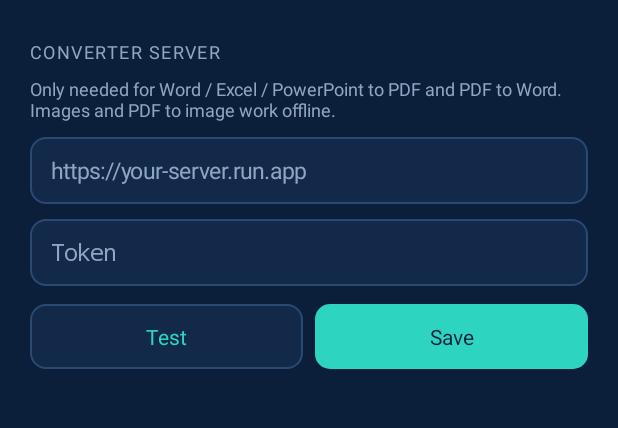
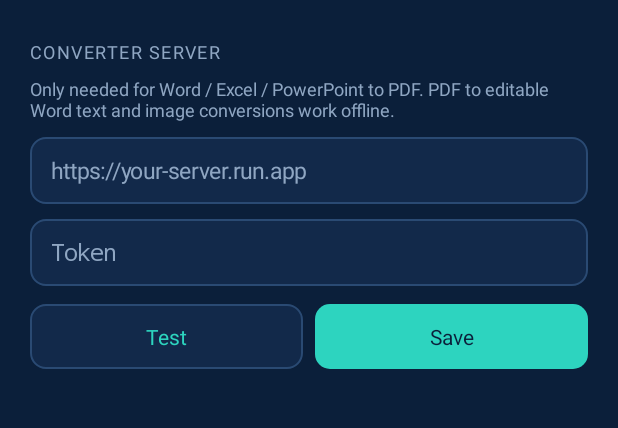
Before and after one commit to Aasimabdul/filq, an Android app: the screen it shows after launch (MainActivity), on a phone screen of 412 x 824 dp, the part 198-626 px from its top. Run offline under Robolectric (Android 15) with nearby library versions, the phone set to English and light mode, and no system bars.

Commit message:
Clarify which conversions require server

```diff
--- a/app/src/main/java/com/fliq/app/MainActivity.kt
+++ b/app/src/main/java/com/fliq/app/MainActivity.kt
@@ -29,7 +29,7 @@ class MainActivity : Activity() {
 
         col.addView(label("Converter server"))
         col.addView(
-            tv("Only needed for Word / Excel / PowerPoint to PDF and PDF to Word. Images and PDF to image work offline.", 12f, MUTED)
+            tv("Only needed for Word / Excel / PowerPoint to PDF. PDF to editable Word text and image conversions work offline.", 12f, MUTED)
                 .apply { setPadding(0, 0, 0, dp(10)) }
         )
 
```
